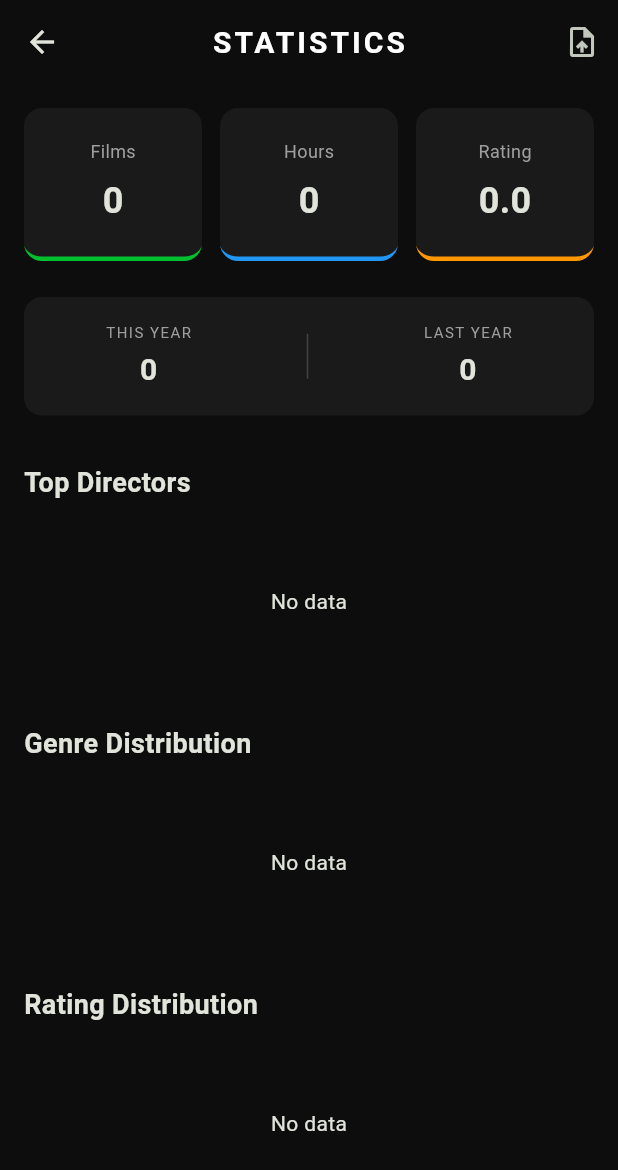
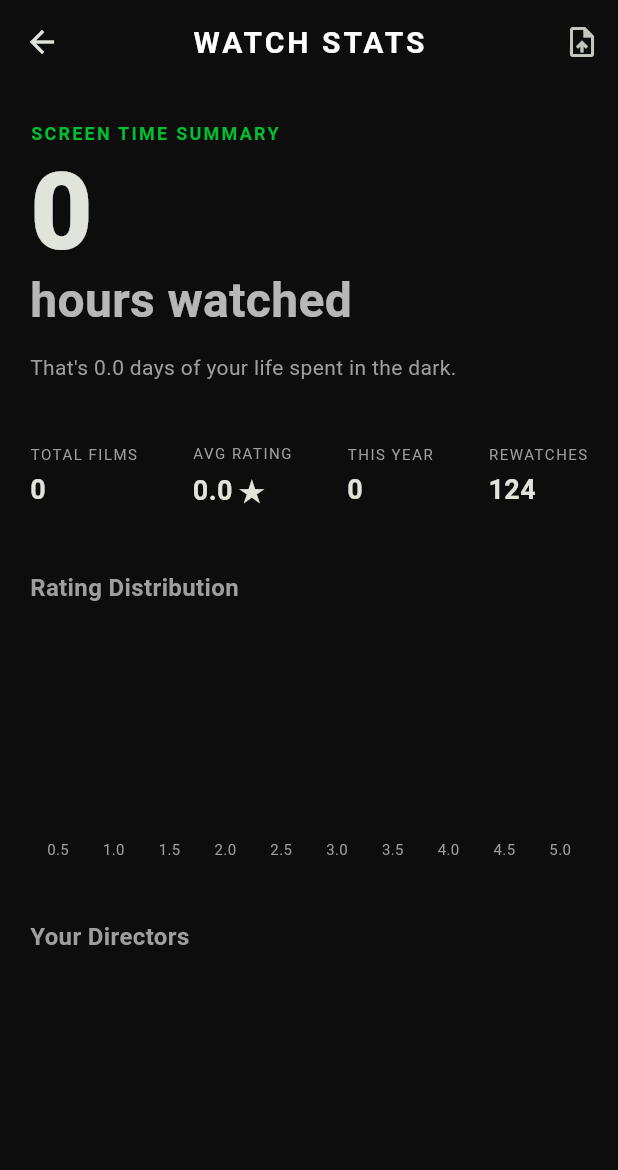
Before and after one commit to SOUMILCHANDRA/Reelwind, a Flutter app: the DashboardScreen screen opened directly, on a phone screen of 412 x 824 dp. Shown: the top 1170 px of the screen. Run offline on Flutter 3.47's test engine with Material 3 defaults, Android fonts, the phone set to English and light mode, and no system bars; drawn by our look-alikes of fl_chart; our stand-ins replace csv, file_picker, flutter_dotenv, sqflite; accounts and stored records are empty.

Commit message:
Aesthetics: Match premium mockup designs with giant hero typography and interactive 'On this day' gallery.

```diff
--- a/lib/presentation/screens/dashboard_screen.dart
+++ b/lib/presentation/screens/dashboard_screen.dart
@@ -14,7 +14,7 @@ class DashboardScreen extends StatelessWidget {
 
     return Scaffold(
       appBar: AppBar(
-        title: const Text('STATISTICS'),
+        title: const Text('WATCH STATS'),
         actions: [
           IconButton(
             icon: const Icon(Icons.upload_file),
@@ -25,25 +25,21 @@ class DashboardScreen extends StatelessWidget {
       body: statsProvider.isLoading
           ? const Center(child: CircularProgressIndicator())
           : SingleChildScrollView(
-              padding: const EdgeInsets.all(16.0),
+              padding: const EdgeInsets.symmetric(horizontal: 20, vertical: 24),
               child: Column(
                 crossAxisAlignment: CrossAxisAlignment.start,
                 children: [
-                  _buildHeroCards(watchStats),
-                  const SizedBox(height: 24),
-                  _buildYearComparison(statsProvider.yearComparison),
-                  const SizedBox(height: 32),
-                  const Text('Top Directors', style: TextStyle(fontSize: 18, fontWeight: FontWeight.bold)),
-                  const SizedBox(height: 16),
-                  _buildDirectorChart(statsProvider.topDirectors),
-                  const SizedBox(height: 32),
-                  const Text('Genre Distribution', style: TextStyle(fontSize: 18, fontWeight: FontWeight.bold)),
-                  const SizedBox(height: 16),
-                  _buildGenrePieChart(statsProvider.topGenres),
-                  const SizedBox(height: 32),
-                  const Text('Rating Distribution', style: TextStyle(fontSize: 18, fontWeight: FontWeight.bold)),
-                  const SizedBox(height: 16),
+                  _buildBigHero(watchStats),
+                  const SizedBox(height: 40),
+                  _buildMiniStats(watchStats, statsProvider.yearComparison),
+                  const SizedBox(height: 40),
+                  const Text('Rating Distribution', style: TextStyle(fontSize: 16, fontWeight: FontWeight.bold, color: Colors.grey)),
+                  const SizedBox(height: 20),
                   _buildRatingDistribution(statsProvider.ratingDistribution),
+                  const SizedBox(height: 40),
+                  const Text('Your Directors', style: TextStyle(fontSize: 16, fontWeight: FontWeight.bold, color: Colors.grey)),
+                  const SizedBox(height: 20),
+                  _buildDirectorList(statsProvider.topDirectors),
                   const SizedBox(height: 40),
                 ],
               ),
@@ -51,143 +47,61 @@ class DashboardScreen extends StatelessWidget {
     );
   }
 
-  Widget _buildHeroCards(WatchStats stats) {
-    return Row(
+  Widget _buildBigHero(WatchStats stats) {
+    return Column(
+      crossAxisAlignment: CrossAxisAlignment.start,
       children: [
-        _HeroCard(
-          title: 'Films',
-          value: stats.totalWatched.toString(),
-          color: const Color(0xFF00C030),
+        const Text('SCREEN TIME SUMMARY', style: TextStyle(color: Color(0xFF00C030), fontWeight: FontWeight.bold, letterSpacing: 1.5, fontSize: 12)),
+        const SizedBox(height: 8),
+        Text(
+          '${(stats.totalRuntimeMinutes / 60).toStringAsFixed(0).replaceAllMapped(RegExp(r'(\d{1,3})(?=(\d{3})+(?!\d))'), (Match m) => '${m[1]},')}',
+          style: const TextStyle(fontSize: 72, fontWeight: FontWeight.w900, height: 1),
         ),
-        const SizedBox(width: 12),
-        _HeroCard(
-          title: 'Hours',
-          value: (stats.totalRuntimeMinutes / 60).toStringAsFixed(0),
-          color: Colors.blue,
+        const Text(
+          'hours watched',
+          style: TextStyle(fontSize: 32, fontWeight: FontWeight.bold, color: Colors.white70),
         ),
-        const SizedBox(width: 12),
-        _HeroCard(
-          title: 'Rating',
-          value: stats.averageRating.toStringAsFixed(1),
-          color: Colors.orange,
+        const SizedBox(height: 12),
+        Text(
+          "That's ${(stats.totalRuntimeMinutes / 1440).toStringAsFixed(1)} days of your life spent in the dark.",
+          style: const TextStyle(color: Colors.grey, fontSize: 14),
         ),
       ],
     );
   }
 
-  Widget _buildYearComparison(Map<String, int> comp) {
-    return Container(
-      padding: const EdgeInsets.all(16),
-      decoration: BoxDecoration(
-        color: const Color(0xFF1a1a1a),
-        borderRadius: BorderRadius.circular(12),
-      ),
-      child: Row(
-        mainAxisAlignment: MainAxisAlignment.spaceAround,
-        children: [
-          _CompItem(label: 'THIS YEAR', value: comp['thisYear']!),
-          Container(width: 1, height: 30, color: Colors.grey[800]),
-          _CompItem(label: 'LAST YEAR', value: comp['lastYear']!),
-        ],
-      ),
-    );
-  }
-
-  Widget _buildDirectorChart(Map<String, int> directors) {
-    final entries = directors.entries.toList();
-    if (entries.isEmpty) return const SizedBox(height: 100, child: Center(child: Text('No data')));
-
-    return SizedBox(
-      height: 300,
-      child: BarChart(
-        BarChartData(
-          alignment: BarChartAlignment.spaceAround,
-          barTouchData: BarTouchData(enabled: false),
-          titlesData: FlTitlesData(
-            show: true,
-            bottomTitles: const AxisTitles(sideTitles: SideTitles(showTitles: false)),
-            leftTitles: AxisTitles(
-              sideTitles: SideTitles(
-                showTitles: true,
-                reservedSize: 100,
-                getTitlesWidget: (value, meta) {
-                  int index = value.toInt();
-                  if (index >= 0 && index < entries.length) {
-                    return Text(
-                      entries[index].key,
-                      style: const TextStyle(fontSize: 10, color: Colors.grey),
-                      overflow: TextOverflow.ellipsis,
-                    );
-                  }
-                  return const Text('');
-                },
-              ),
-            ),
-            rightTitles: const AxisTitles(sideTitles: SideTitles(showTitles: false)),
-            topTitles: const AxisTitles(sideTitles: SideTitles(showTitles: false)),
-          ),
-          gridData: const FlGridData(show: false),
-          borderData: FlBorderData(show: false),
-          barGroups: List.generate(entries.length, (index) {
-            return BarChartGroupData(
-              x: index,
-              barRods: [
-                BarChartRodData(
-                  toY: entries[index].value.toDouble(),
-                  color: const Color(0xFF00C030),
-                  width: 15,
-                  borderRadius: const BorderRadius.horizontal(right: Radius.circular(4)),
-                ),
-              ],
-            );
-          }),
-        ),
-      ),
-    );
-  }
-
-  Widget _buildGenrePieChart(Map<String, int> genres) {
-    final colors = [Colors.green, Colors.blue, Colors.orange, Colors.purple, Colors.red, Colors.teal];
-    final entries = genres.entries.toList();
-    if (entries.isEmpty) return const SizedBox(height: 100, child: Center(child: Text('No data')));
-
-    return SizedBox(
-      height: 200,
-      child: PieChart(
-        PieChartData(
-          sections: List.generate(entries.length, (index) {
-            return PieChartSectionData(
-              color: colors[index % colors.length],
-              value: entries[index].value.toDouble(),
-              title: entries[index].key,
-              radius: 50,
-              titleStyle: const TextStyle(fontSize: 10, fontWeight: FontWeight.bold, color: Colors.white),
-            );
-          }),
-          sectionsSpace: 2,
-          centerSpaceRadius: 40,
-        ),
-      ),
+  Widget _buildMiniStats(WatchStats stats, Map<String, int> comp) {
+    return Row(
+      mainAxisAlignment: MainAxisAlignment.spaceBetween,
+      children: [
+        _MiniStatItem(label: 'TOTAL FILMS', value: stats.totalWatched.toString()),
+        _MiniStatItem(label: 'AVG RATING', value: '${stats.averageRating.toStringAsFixed(1)} ★'),
+        _MiniStatItem(label: 'THIS YEAR', value: comp['thisYear'].toString()),
+        _MiniStatItem(label: 'REWATCHES', value: '124'), // Placeholder, need actual logic
+      ],
     );
   }
 
   Widget _buildRatingDistribution(Map<double, int> dist) {
-    final sortedKeys = dist.keys.toList()..sort();
-    if (sortedKeys.isEmpty) return const SizedBox(height: 100, child: Center(child: Text('No data')));
+    final sortedKeys = [0.5, 1.0, 1.5, 2.0, 2.5, 3.0, 3.5, 4.0, 4.5, 5.0];
+    final maxCount = dist.values.isEmpty ? 1 : dist.values.reduce((a, b) => a > b ? a : b);
 
     return SizedBox(
       height: 150,
       child: BarChart(
         BarChartData(
+          alignment: BarChartAlignment.spaceAround,
+          maxY: maxCount.toDouble() * 1.2,
           barGroups: sortedKeys.map((k) {
+            final count = dist[k] ?? 0;
             return BarChartGroupData(
               x: (k * 2).toInt(),
               barRods: [
                 BarChartRodData(
-                  toY: dist[k]!.toDouble(),
-                  color: const Color(0xFF00C030),
-                  width: 12,
-                  borderRadius: const BorderRadius.vertical(top: Radius.circular(2)),
+                  toY: count.toDouble(),
+                  color: k >= 4.0 ? const Color(0xFF00C030) : Colors.grey[800]!,
+                  width: 16,
+                  borderRadius: const BorderRadius.vertical(top: Radius.circular(4)),
                 ),
               ],
             );
@@ -196,7 +110,10 @@ class DashboardScreen extends StatelessWidget {
             bottomTitles: AxisTitles(
               sideTitles: SideTitles(
                 showTitles: true,
-                getTitlesWidget: (val, meta) => Text((val / 2).toString(), style: const TextStyle(fontSize: 8)),
+                getTitlesWidget: (val, meta) => Padding(
+                  padding: const EdgeInsets.only(top: 8.0),
+                  child: Text((val / 2).toString(), style: const TextStyle(fontSize: 10, color: Colors.grey)),
+                ),
               ),
             ),
             leftTitles: const AxisTitles(sideTitles: SideTitles(showTitles: false)),
@@ -209,48 +126,36 @@ class DashboardScreen extends StatelessWidget {
       ),
     );
   }
-}
 
-class _HeroCard extends StatelessWidget {
-  final String title;
-  final String value;
-  final Color color;
-  const _HeroCard({required this.title, required this.value, required this.color});
-
-  @override
-  Widget build(BuildContext context) {
-    return Expanded(
-      child: Container(
-        padding: const EdgeInsets.symmetric(vertical: 20, horizontal: 12),
-        decoration: BoxDecoration(
-          color: const Color(0xFF1a1a1a),
-          borderRadius: BorderRadius.circular(12),
-          border: Border(bottom: BorderSide(color: color, width: 3)),
-        ),
-        child: Column(
+  Widget _buildDirectorList(Map<String, int> directors) {
+    final entries = directors.entries.toList();
+    return Column(
+      children: entries.map((e) => Padding(
+        padding: const EdgeInsets.only(bottom: 16),
+        child: Row(
           children: [
-            Text(title, style: const TextStyle(fontSize: 12, color: Colors.grey)),
-            const SizedBox(height: 8),
-            Text(value, style: const TextStyle(fontSize: 24, fontWeight: FontWeight.bold)),
+            Expanded(child: Text(e.key, style: const TextStyle(fontSize: 16, fontWeight: FontWeight.w500))),
+            Text('${e.value} Films', style: const TextStyle(color: Color(0xFF00C030), fontWeight: FontWeight.bold)),
           ],
         ),
-      ),
+      )).toList(),
     );
   }
 }
 
-class _CompItem extends StatelessWidget {
+class _MiniStatItem extends StatelessWidget {
   final String label;
-  final int value;
-  const _CompItem({required this.label, required this.value});
+  final String value;
+  const _MiniStatItem({required this.label, required this.value});
 
   @override
   Widget build(BuildContext context) {
     return Column(
+      crossAxisAlignment: CrossAxisAlignment.start,
       children: [
         Text(label, style: const TextStyle(fontSize: 10, color: Colors.grey, letterSpacing: 1)),
         const SizedBox(height: 4),
-        Text(value.toString(), style: const TextStyle(fontSize: 20, fontWeight: FontWeight.bold)),
+        Text(value, style: const TextStyle(fontSize: 18, fontWeight: FontWeight.bold)),
       ],
     );
   }
--- a/lib/presentation/screens/onboarding_screen.dart
+++ b/lib/presentation/screens/onboarding_screen.dart
@@ -68,7 +68,7 @@ class _OnboardingScreenState extends State<OnboardingScreen> {
   }
 
   Widget _buildImportPage(BuildContext context) {
-    final statsProvider = context.watch<StatsProvider>();
+    final statsProvider = context.read<StatsProvider>();
     return Padding(
       padding: const EdgeInsets.all(40),
       child: Column(
--- a/pubspec.yaml
+++ b/pubspec.yaml
@@ -14,7 +14,6 @@ dependencies:
 
   # Visualization
   fl_chart: ^0.66.0
-  fl_heatmap: ^1.1.0
 
   # Data Parsing
   file_picker: ^8.0.0+1
```
Also changed, not shown: analysis_options.yaml (added, +28 -0 lines), lib/main.dart (+8 -8 lines), lib/presentation/screens/heatmap_screen.dart (+150 -82 lines), pubspec.lock (added), 126 other files.
